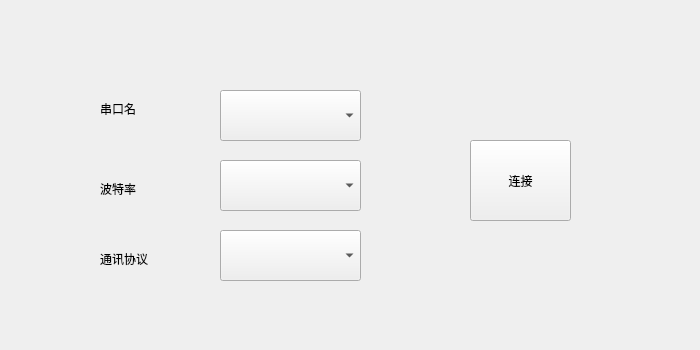
Qt form portui.ui (Mr-tang0/Qt_based_MG_stepper_motor_operating_system) before a commit.
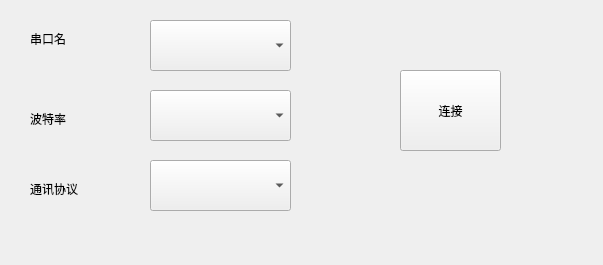
The same form after that commit.

```diff
--- a/portui.ui
+++ b/portui.ui
@@ -6,8 +6,8 @@
    <rect>
     <x>0</x>
     <y>0</y>
-    <width>700</width>
-    <height>350</height>
+    <width>603</width>
+    <height>265</height>
    </rect>
   </property>
   <property name="windowTitle">
@@ -16,8 +16,8 @@
   <widget class="QPushButton" name="connect">
    <property name="geometry">
     <rect>
-     <x>470</x>
-     <y>140</y>
+     <x>400</x>
+     <y>70</y>
      <width>101</width>
      <height>81</height>
     </rect>
@@ -29,8 +29,8 @@
   <widget class="QComboBox" name="portName">
    <property name="geometry">
     <rect>
-     <x>220</x>
-     <y>90</y>
+     <x>150</x>
+     <y>20</y>
      <width>141</width>
      <height>51</height>
     </rect>
@@ -39,8 +39,8 @@
   <widget class="QComboBox" name="baundRate">
    <property name="geometry">
     <rect>
-     <x>220</x>
-     <y>160</y>
+     <x>150</x>
+     <y>90</y>
      <width>141</width>
      <height>51</height>
     </rect>
@@ -49,8 +49,8 @@
   <widget class="QLabel" name="label">
    <property name="geometry">
     <rect>
-     <x>100</x>
-     <y>100</y>
+     <x>30</x>
+     <y>30</y>
      <width>81</width>
      <height>18</height>
     </rect>
@@ -62,8 +62,8 @@
   <widget class="QLabel" name="label_2">
    <property name="geometry">
     <rect>
-     <x>100</x>
-     <y>180</y>
+     <x>30</x>
+     <y>110</y>
      <width>81</width>
      <height>18</height>
     </rect>
@@ -75,8 +75,8 @@
   <widget class="QLabel" name="label_3">
    <property name="geometry">
     <rect>
-     <x>100</x>
-     <y>250</y>
+     <x>30</x>
+     <y>180</y>
      <width>81</width>
      <height>18</height>
     </rect>
@@ -88,8 +88,8 @@
   <widget class="QComboBox" name="connectType">
    <property name="geometry">
     <rect>
-     <x>220</x>
-     <y>230</y>
+     <x>150</x>
+     <y>160</y>
      <width>141</width>
      <height>51</height>
     </rect>
@@ -98,10 +98,10 @@
   <widget class="QLabel" name="text">
    <property name="geometry">
     <rect>
-     <x>470</x>
-     <y>230</y>
+     <x>360</x>
+     <y>160</y>
      <width>181</width>
-     <height>71</height>
+     <height>51</height>
     </rect>
    </property>
    <property name="text">
```
